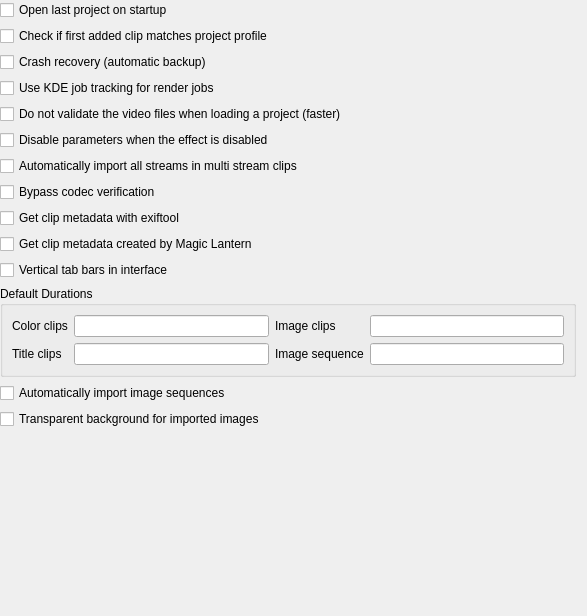
Qt form src/ui/configmisc_ui.ui (KDE/kdenlive) before a commit.
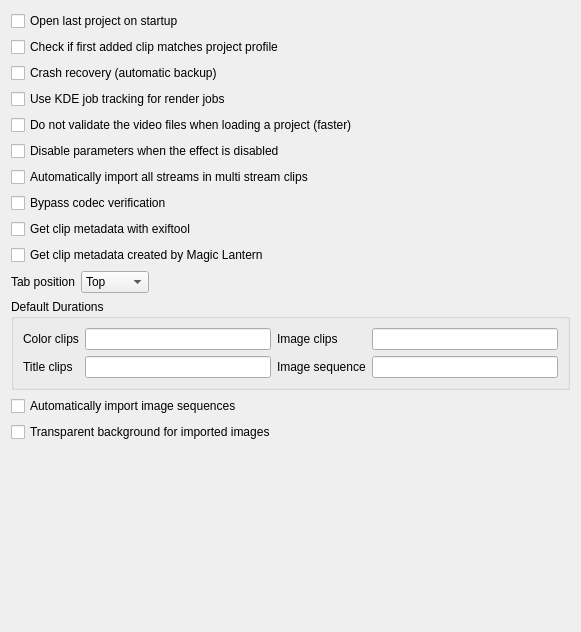
The same form after that commit.

Commit message: Let user decide a preferred tab location (Configure Kdenlive > Misc > Tab position)

The edit to the form file:
```diff
--- a/src/ui/configmisc_ui.ui
+++ b/src/ui/configmisc_ui.ui
@@ -6,37 +6,11 @@
    <rect>
     <x>0</x>
     <y>0</y>
-    <width>587</width>
-    <height>616</height>
+    <width>581</width>
+    <height>632</height>
    </rect>
   </property>
-  <layout class="QGridLayout" name="gridLayout_4">
-   <property name="leftMargin">
-    <number>0</number>
-   </property>
-   <property name="topMargin">
-    <number>0</number>
-   </property>
-   <item row="1" column="0" colspan="2">
-    <widget class="QCheckBox" name="kcfg_checkfirstprojectclip">
-     <property name="text">
-      <string>Check if first added clip matches project profile</string>
-     </property>
-    </widget>
-   </item>
-   <item row="14" column="0" colspan="3">
-    <spacer>
-     <property name="orientation">
-      <enum>Qt::Vertical</enum>
-     </property>
-     <property name="sizeHint" stdset="0">
-      <size>
-       <width>20</width>
-       <height>40</height>
-      </size>
-     </property>
-    </spacer>
-   </item>
+  <layout class="QGridLayout" name="gridLayout_2">
    <item row="0" column="0" colspan="3">
     <widget class="QCheckBox" name="kcfg_openlastproject">
      <property name="text">
@@ -44,20 +18,113 @@
      </property>
     </widget>
    </item>
-   <item row="13" column="0">
-    <widget class="QCheckBox" name="kcfg_autoimagetransparency">
+   <item row="1" column="0" colspan="3">
+    <widget class="QCheckBox" name="kcfg_checkfirstprojectclip">
      <property name="text">
-      <string>Transparent background for imported images</string>
+      <string>Check if first added clip matches project profile</string>
      </property>
     </widget>
    </item>
-   <item row="5" column="0">
+   <item row="2" column="0" colspan="3">
+    <widget class="QCheckBox" name="kcfg_crashrecovery">
+     <property name="text">
+      <string>Crash recovery (automatic backup)</string>
+     </property>
+    </widget>
+   </item>
+   <item row="3" column="0" colspan="3">
+    <widget class="QCheckBox" name="kcfg_usekuiserver">
+     <property name="text">
+      <string>Use KDE job tracking for render jobs</string>
+     </property>
+    </widget>
+   </item>
+   <item row="4" column="0" colspan="3">
+    <widget class="QCheckBox" name="kcfg_projectloading_avformatnovalidate">
+     <property name="text">
+      <string>Do not validate the video files when loading a project (faster)</string>
+     </property>
+    </widget>
+   </item>
+   <item row="5" column="0" colspan="3">
     <widget class="QCheckBox" name="kcfg_disable_effect_parameters">
      <property name="text">
       <string>Disable parameters when the effect is disabled</string>
      </property>
     </widget>
    </item>
+   <item row="6" column="0" colspan="3">
+    <widget class="QCheckBox" name="kcfg_automultistreams">
+     <property name="text">
+      <string>Automatically import all streams in multi stream clips</string>
+     </property>
+    </widget>
+   </item>
+   <item row="7" column="0" colspan="3">
+    <widget class="QCheckBox" name="kcfg_bypasscodeccheck">
+     <property name="text">
+      <string>Bypass codec verification</string>
+     </property>
+    </widget>
+   </item>
+   <item row="8" column="0" colspan="3">
+    <widget class="QCheckBox" name="kcfg_use_exiftool">
+     <property name="text">
+      <string>Get clip metadata with exiftool</string>
+     </property>
+    </widget>
+   </item>
+   <item row="9" column="0" colspan="3">
+    <widget class="QCheckBox" name="kcfg_use_magicLantern">
+     <property name="text">
+      <string>Get clip metadata created by Magic Lantern</string>
+     </property>
+    </widget>
+   </item>
+   <item row="10" column="0">
+    <widget class="QLabel" name="label_4">
+     <property name="text">
+      <string>Tab position</string>
+     </property>
+    </widget>
+   </item>
+   <item row="10" column="1">
+    <widget class="QComboBox" name="kcfg_tabposition">
+     <item>
+      <property name="text">
+       <string>Top</string>
+      </property>
+     </item>
+     <item>
+      <property name="text">
+       <string>Bottom</string>
+      </property>
+     </item>
+     <item>
+      <property name="text">
+       <string>Left</string>
+      </property>
+     </item>
+     <item>
+      <property name="text">
+       <string>Right</string>
+      </property>
+     </item>
+    </widget>
+   </item>
+   <item row="10" column="2">
+    <spacer name="horizontalSpacer">
+     <property name="orientation">
+      <enum>Qt::Horizontal</enum>
+     </property>
+     <property name="sizeHint" stdset="0">
+      <size>
+       <width>40</width>
+       <height>20</height>
+      </size>
+     </property>
+    </spacer>
+   </item>
    <item row="11" column="0" colspan="3">
     <widget class="QGroupBox" name="groupBox">
      <property name="title">
@@ -107,68 +174,32 @@
      </layout>
     </widget>
    </item>
-   <item row="3" column="0" colspan="2">
-    <widget class="QCheckBox" name="kcfg_usekuiserver">
-     <property name="text">
-      <string>Use KDE job tracking for render jobs</string>
-     </property>
-    </widget>
-   </item>
-   <item row="9" column="0">
-    <widget class="QCheckBox" name="kcfg_use_magicLantern">
-     <property name="text">
-      <string>Get clip metadata created by Magic Lantern</string>
-     </property>
-    </widget>
-   </item>
-   <item row="10" column="0">
-    <widget class="QCheckBox" name="kcfg_verticaltabs">
-     <property name="text">
-      <string>Vertical tab bars in interface</string>
-     </property>
-    </widget>
-   </item>
-   <item row="8" column="0">
-    <widget class="QCheckBox" name="kcfg_use_exiftool">
-     <property name="text">
-      <string>Get clip metadata with exiftool</string>
-     </property>
-    </widget>
-   </item>
-   <item row="2" column="0" colspan="3">
-    <widget class="QCheckBox" name="kcfg_crashrecovery">
-     <property name="text">
-      <string>Crash recovery (automatic backup)</string>
-     </property>
-    </widget>
-   </item>
-   <item row="4" column="0">
-    <widget class="QCheckBox" name="kcfg_projectloading_avformatnovalidate">
-     <property name="text">
-      <string>Do not validate the video files when loading a project (faster)</string>
-     </property>
-    </widget>
-   </item>
-   <item row="12" column="0">
+   <item row="12" column="0" colspan="3">
     <widget class="QCheckBox" name="kcfg_autoimagesequence">
      <property name="text">
       <string>Automatically import image sequences</string>
      </property>
     </widget>
    </item>
-   <item row="7" column="0">
-    <widget class="QCheckBox" name="kcfg_bypasscodeccheck">
+   <item row="13" column="0" colspan="3">
+    <widget class="QCheckBox" name="kcfg_autoimagetransparency">
      <property name="text">
-      <string>Bypass codec verification</string>
+      <string>Transparent background for imported images</string>
      </property>
     </widget>
    </item>
-   <item row="6" column="0">
-    <widget class="QCheckBox" name="kcfg_automultistreams">
-     <property name="text">
-      <string>Automatically import all streams in multi stream clips</string>
+   <item row="14" column="1">
+    <spacer>
+     <property name="orientation">
+      <enum>Qt::Vertical</enum>
      </property>
-    </widget>
+     <property name="sizeHint" stdset="0">
+      <size>
+       <width>20</width>
+       <height>40</height>
+      </size>
+     </property>
+    </spacer>
    </item>
   </layout>
  </widget>
```
The commit also changes 3 other files.
